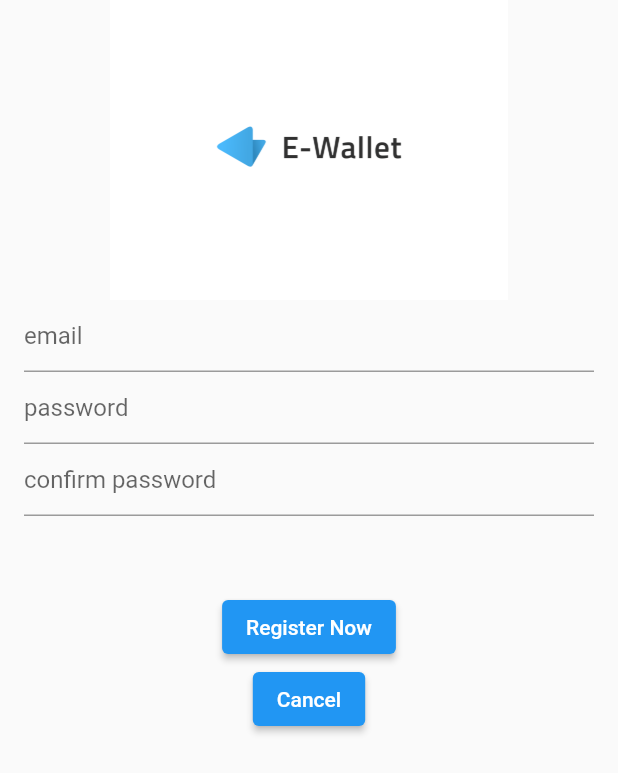
After one commit to aboud-masoud/my_wallet, a Flutter app: the screen it shows after launch, after a tap on "Create new account", on a phone screen of 412 x 824 dp. The commit adds this screen. Shown: the top 773 px of the screen. Run offline on Flutter 3.47's test engine with Material 2 defaults, Android fonts, the phone set to English and light mode, and no system bars; our stand-ins replace cloud_firestore, firebase_auth, firebase_core; accounts and stored records are empty; network calls fail.

Commit message:
handle showing data depend on account

```diff
--- a/lib/login.dart
+++ b/lib/login.dart
@@ -1,6 +1,7 @@
 import 'package:firebase_auth/firebase_auth.dart';
 import 'package:flutter/material.dart';
 import 'package:my_wallet/home.dart';
+import 'package:my_wallet/register.dart';
 
 class LoginScreen extends StatefulWidget {
   const LoginScreen({super.key});
@@ -10,7 +11,7 @@ class LoginScreen extends StatefulWidget {
 }
 
 class _LoginScreenState extends State<LoginScreen> {
-  TextEditingController usernameController = TextEditingController();
+  TextEditingController emailController = TextEditingController();
   TextEditingController passwordController = TextEditingController();
 
   final FirebaseAuth auth = FirebaseAuth.instance;
@@ -29,8 +30,8 @@ class _LoginScreenState extends State<LoginScreen> {
               Padding(
                 padding: const EdgeInsets.only(left: 16, right: 16),
                 child: TextField(
-                  decoration: const InputDecoration(hintText: "username"),
-                  controller: usernameController,
+                  decoration: const InputDecoration(hintText: "email"),
+                  controller: emailController,
                 ),
               ),
               Padding(
@@ -47,7 +48,7 @@ class _LoginScreenState extends State<LoginScreen> {
                   User? user;
                   try {
                     user = (await auth.signInWithEmailAndPassword(
-                      email: usernameController.text,
+                      email: emailController.text,
                       password: passwordController.text,
                     ))
                         .user;
@@ -61,7 +62,11 @@ class _LoginScreenState extends State<LoginScreen> {
 
                   if (user != null) {
                     Navigator.of(context).pushAndRemoveUntil(
-                        MaterialPageRoute(builder: ((context) => const HomeScreen())), (route) => false);
+                        MaterialPageRoute(
+                            builder: ((context) => HomeScreen(
+                                  email: emailController.text,
+                                ))),
+                        (route) => false);
                   }
                   // if (usernameController.text == "abed" && passwordController.text == "123") {
                   //   Navigator.of(context).pushAndRemoveUntil(
@@ -74,7 +79,13 @@ class _LoginScreenState extends State<LoginScreen> {
                   //   );
                   // }
                 },
-              )
+              ),
+              const SizedBox(height: 20),
+              TextButton(
+                  onPressed: () {
+                    Navigator.of(context).push(MaterialPageRoute(builder: ((context) => const RegisterScreen())));
+                  },
+                  child: const Text("Create new account")),
             ],
           ),
         ),
--- /dev/null
+++ b/lib/register.dart
@@ -0,0 +1,90 @@
+import 'package:firebase_auth/firebase_auth.dart';
+import 'package:flutter/material.dart';
+
+class RegisterScreen extends StatefulWidget {
+  const RegisterScreen({super.key});
+
+  @override
+  State<RegisterScreen> createState() => _RegisterScreenState();
+}
+
+class _RegisterScreenState extends State<RegisterScreen> {
+  TextEditingController emailController = TextEditingController();
+  TextEditingController passwordController = TextEditingController();
+  TextEditingController confirmPasswordController = TextEditingController();
+  final FirebaseAuth auth = FirebaseAuth.instance;
+
+  @override
+  Widget build(BuildContext context) {
+    return Scaffold(
+      body: SafeArea(
+        child: Center(
+          child: Column(
+            children: [
+              Image.asset(
+                "assets/logo.png",
+                height: 200,
+              ),
+              Padding(
+                padding: const EdgeInsets.only(left: 16, right: 16),
+                child: TextField(
+                  decoration: const InputDecoration(hintText: "email"),
+                  controller: emailController,
+                ),
+              ),
+              Padding(
+                padding: const EdgeInsets.only(left: 16, right: 16),
+                child: TextField(
+                  decoration: const InputDecoration(hintText: "password"),
+                  controller: passwordController,
+                ),
+              ),
+              Padding(
+                padding: const EdgeInsets.only(left: 16, right: 16),
+                child: TextField(
+                  decoration: const InputDecoration(hintText: "confirm password"),
+                  controller: confirmPasswordController,
+                ),
+              ),
+              const SizedBox(height: 50),
+              ElevatedButton(
+                child: const Text("Register Now"),
+                onPressed: () async {
+                  if (emailController.text.isNotEmpty &&
+                      passwordController.text.isNotEmpty &&
+                      confirmPasswordController.text.isNotEmpty) {
+                    if (passwordController.text == confirmPasswordController.text) {
+                      if (passwordController.text.length < 6) {
+                        ScaffoldMessenger.of(context).showSnackBar(
+                          const SnackBar(content: Text("password must be more than 6 digit")),
+                        );
+                      } else {
+                        await auth.createUserWithEmailAndPassword(
+                            email: emailController.text, password: passwordController.text);
+                        Navigator.pop(context);
+                      }
+                    } else {
+                      ScaffoldMessenger.of(context).showSnackBar(
+                        const SnackBar(content: Text("password not equil confirm password")),
+                      );
+                    }
+                  } else {
+                    ScaffoldMessenger.of(context).showSnackBar(
+                      const SnackBar(content: Text("You must fill all of the fields")),
+                    );
+                  }
+                },
+              ),
+              ElevatedButton(
+                child: const Text("Cancel"),
+                onPressed: () async {
+                  Navigator.pop(context);
+                },
+              ),
+            ],
+          ),
+        ),
+      ),
+    );
+  }
+}
```
Also changed, not shown: lib/home.dart (+19 -5 lines).
